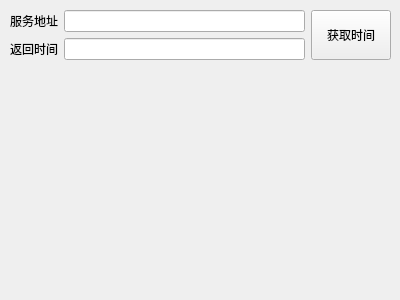
Above: ntpclient/frmntpclient.ui from feiyangqingyun/QWidgetDemo before the change. Below: the same form after it.
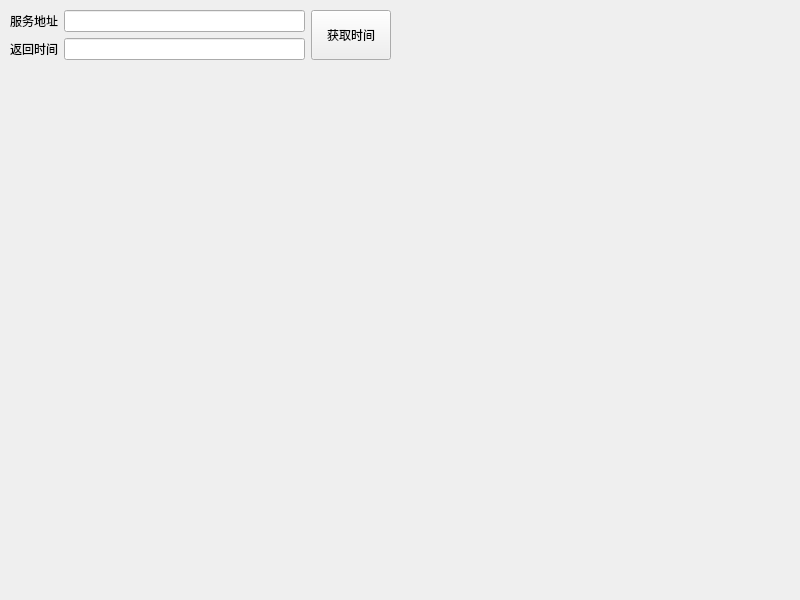
That is the form after the change.

```diff
--- a/ntpclient/frmntpclient.ui
+++ b/ntpclient/frmntpclient.ui
@@ -6,8 +6,8 @@
    <rect>
     <x>0</x>
     <y>0</y>
-    <width>400</width>
-    <height>300</height>
+    <width>800</width>
+    <height>600</height>
    </rect>
   </property>
   <property name="windowTitle">
```
